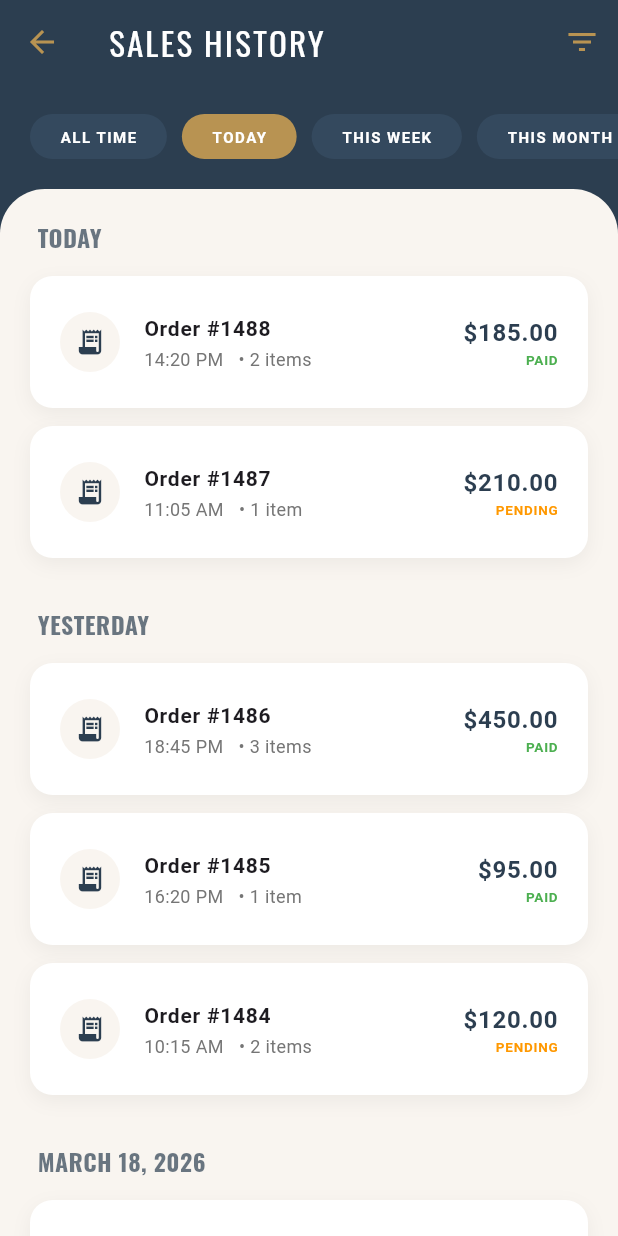
After one commit to martinduran-source/yolanda_style_room, a Flutter app: the screen it shows after launch, after a tap on "HISTORY", on a phone screen of 412 x 824 dp. The commit adds this screen. Run offline on Flutter 3.47's test engine with Material 3 defaults, Android fonts, the phone set to English and light mode, and no system bars; our stand-ins replace fl_chart, google_fonts.

Commit message:
nueva venta, invetario y historial

```diff
--- a/lib/screens/dashboard_screen.dart
+++ b/lib/screens/dashboard_screen.dart
@@ -1,5 +1,8 @@
 import 'package:flutter/material.dart';
 import 'package:google_fonts/google_fonts.dart';
+import 'package:yolanda_style_room/screens/history_screen.dart';
+import 'package:yolanda_style_room/screens/inventory_screen.dart';
+import 'package:yolanda_style_room/screens/new_sale_screen.dart';
 import 'package:yolanda_style_room/screens/sales_chart_screen.dart';
 
 class DashboardScreen extends StatelessWidget {
@@ -72,6 +75,14 @@ class DashboardScreen extends StatelessWidget {
                             Icons.add,
                             accentGold,
                             flex: 1,
+                            onTap: () {
+                              Navigator.push(
+                                context,
+                                MaterialPageRoute(
+                                  builder: (context) => NewSaleScreen(),
+                                ),
+                              );
+                            },
                           ),
                           const SizedBox(width: 10),
                           _buildActionButton(
@@ -79,6 +90,14 @@ class DashboardScreen extends StatelessWidget {
                             Icons.grid_view,
                             cardNavy,
                             flex: 1,
+                            onTap: () {
+                              Navigator.push(
+                                context,
+                                MaterialPageRoute(
+                                  builder: (context) => InventoryScreen(),
+                                ),
+                              );
+                            },
                           ),
                         ],
                       ),
@@ -106,6 +125,14 @@ class DashboardScreen extends StatelessWidget {
                             Icons.history,
                             cardNavy,
                             flex: 1,
+                            onTap: () {
+                              Navigator.push(
+                                context,
+                                MaterialPageRoute(
+                                  builder: (context) => SalesHistoryScreen(),
+                                ),
+                              );
+                            },
                           ),
                         ],
                       ),
--- /dev/null
+++ b/lib/screens/history_screen.dart
@@ -0,0 +1,231 @@
+import 'package:flutter/material.dart';
+import 'package:google_fonts/google_fonts.dart';
+
+class SalesHistoryScreen extends StatelessWidget {
+  // Paleta de colores consistente
+  final Color primaryNavy = const Color(0xFF2C3E50);
+  final Color accentGold = const Color(0xFFB89352);
+  final Color lightBeige = const Color(0xFFF9F5F0);
+  final Color cardNavy = const Color(0xFF34495E);
+
+  @override
+  Widget build(BuildContext context) {
+    return Scaffold(
+      backgroundColor: primaryNavy,
+      appBar: AppBar(
+        backgroundColor: primaryNavy,
+        elevation: 0,
+        title: Text(
+          "SALES HISTORY",
+          style: GoogleFonts.oswald(color: Colors.white, letterSpacing: 1.5),
+        ),
+        iconTheme: IconThemeData(color: accentGold),
+        actions: [
+          IconButton(
+            icon: Icon(Icons.filter_list, color: accentGold),
+            onPressed: () {
+              // Aquí podrías abrir un DatePicker o un Modal de filtros
+            },
+          ),
+        ],
+      ),
+      body: Column(
+        children: [
+          _buildPeriodSelector(),
+          Expanded(
+            child: Container(
+              width: double.infinity,
+              decoration: BoxDecoration(
+                color: lightBeige,
+                borderRadius: const BorderRadius.only(
+                  topLeft: Radius.circular(30),
+                  topRight: Radius.circular(30),
+                ),
+              ),
+              child: ClipRRect(
+                borderRadius: const BorderRadius.only(
+                  topLeft: Radius.circular(30),
+                  topRight: Radius.circular(30),
+                ),
+                child: ListView(
+                  padding: const EdgeInsets.all(20),
+                  children: [
+                    _buildSectionTitle("TODAY"),
+                    _buildHistoryItem(
+                      "#1488",
+                      "14:20 PM",
+                      "2 items",
+                      "\$185.00",
+                      true,
+                    ),
+                    _buildHistoryItem(
+                      "#1487",
+                      "11:05 AM",
+                      "1 item",
+                      "\$210.00",
+                      false,
+                    ),
+                    const SizedBox(height: 20),
+                    _buildSectionTitle("YESTERDAY"),
+                    _buildHistoryItem(
+                      "#1486",
+                      "18:45 PM",
+                      "3 items",
+                      "\$450.00",
+                      true,
+                    ),
+                    _buildHistoryItem(
+                      "#1485",
+                      "16:20 PM",
+                      "1 item",
+                      "\$95.00",
+                      true,
+                    ),
+                    _buildHistoryItem(
+                      "#1484",
+                      "10:15 AM",
+                      "2 items",
+                      "\$120.00",
+                      false,
+                    ),
+                    const SizedBox(height: 20),
+                    _buildSectionTitle("MARCH 18, 2026"),
+                    _buildHistoryItem(
+                      "#1483",
+                      "12:30 PM",
+                      "4 items",
+                      "\$890.00",
+                      true,
+                    ),
+                  ],
+                ),
+              ),
+            ),
+          ),
+        ],
+      ),
+    );
+  }
+
+  // Selector de Periodo (Hoy, Semana, Mes)
+  Widget _buildPeriodSelector() {
+    return Container(
+      padding: const EdgeInsets.symmetric(vertical: 20),
+      child: SingleChildScrollView(
+        scrollDirection: Axis.horizontal,
+        padding: const EdgeInsets.symmetric(horizontal: 20),
+        child: Row(
+          children: [
+            _buildFilterChip("ALL TIME", false),
+            _buildFilterChip("TODAY", true),
+            _buildFilterChip("THIS WEEK", false),
+            _buildFilterChip("THIS MONTH", false),
+          ],
+        ),
+      ),
+    );
+  }
+
+  Widget _buildFilterChip(String label, bool isSelected) {
+    return Container(
+      margin: const EdgeInsets.only(right: 10),
+      padding: const EdgeInsets.symmetric(horizontal: 20, vertical: 8),
+      decoration: BoxDecoration(
+        color: isSelected ? accentGold : cardNavy,
+        borderRadius: BorderRadius.circular(20),
+      ),
+      child: Text(
+        label,
+        style: TextStyle(
+          color: Colors.white,
+          fontSize: 10,
+          fontWeight: FontWeight.bold,
+          letterSpacing: 1,
+        ),
+      ),
+    );
+  }
+
+  Widget _buildSectionTitle(String title) {
+    return Padding(
+      padding: const EdgeInsets.only(left: 5, bottom: 15),
+      child: Text(
+        title,
+        style: GoogleFonts.oswald(
+          color: primaryNavy.withOpacity(0.7),
+          fontSize: 16,
+          fontWeight: FontWeight.bold,
+        ),
+      ),
+    );
+  }
+
+  Widget _buildHistoryItem(
+    String id,
+    String time,
+    String qty,
+    String total,
+    bool isPaid,
+  ) {
+    return Container(
+      margin: const EdgeInsets.only(bottom: 12),
+      decoration: BoxDecoration(
+        color: Colors.white,
+        borderRadius: BorderRadius.circular(15),
+        boxShadow: [
+          BoxShadow(
+            color: Colors.black.withOpacity(0.05),
+            blurRadius: 10,
+            offset: const Offset(0, 4),
+          ),
+        ],
+      ),
+      child: ListTile(
+        contentPadding: const EdgeInsets.symmetric(horizontal: 20, vertical: 8),
+        leading: CircleAvatar(
+          backgroundColor: lightBeige,
+          child: Icon(Icons.receipt_long, color: primaryNavy, size: 20),
+        ),
+        title: Text(
+          "Order $id",
+          style: const TextStyle(fontWeight: FontWeight.bold, fontSize: 14),
+        ),
+        subtitle: Row(
+          children: [
+            Text(time, style: TextStyle(fontSize: 12, color: Colors.grey[600])),
+            const SizedBox(width: 10),
+            Text(
+              "• $qty",
+              style: TextStyle(fontSize: 12, color: Colors.grey[600]),
+            ),
+          ],
+        ),
+        trailing: Column(
+          mainAxisAlignment: MainAxisAlignment.center,
+          crossAxisAlignment: CrossAxisAlignment.end,
+          children: [
+            Text(
+              total,
+              style: TextStyle(
+                fontWeight: FontWeight.bold,
+                fontSize: 16,
+                color: primaryNavy,
+              ),
+            ),
+            Text(
+              isPaid ? "PAID" : "PENDING",
+              style: TextStyle(
+                fontSize: 9,
+                fontWeight: FontWeight.bold,
+                color: isPaid ? Colors.green : Colors.orange,
+              ),
+            ),
+          ],
+        ),
+        onTap: () {
+          // Navegar al detalle de la venta si fuera necesario
+        },
+      ),
+    );
+  }
+}
```
Also changed, not shown: lib/screens/inventory_screen.dart (+259 -0 lines), lib/screens/new_sale_screen.dart (added, +221 -0 lines), 1 other file.
